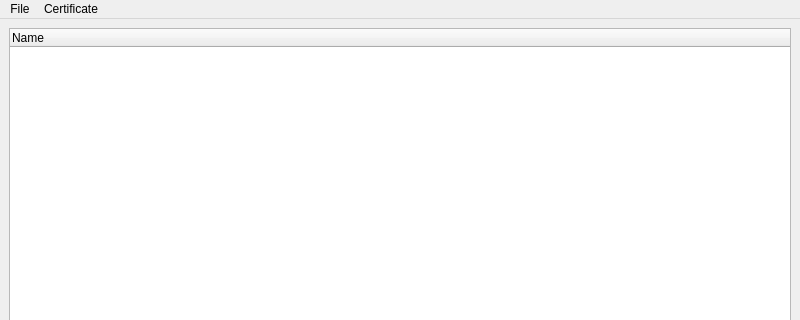
Old version of the form main_window.ui in the repository master-gekus/mgsca; both pictures show x 0 to 800 and y 0 to 320 of the 800 by 600 pixel window.
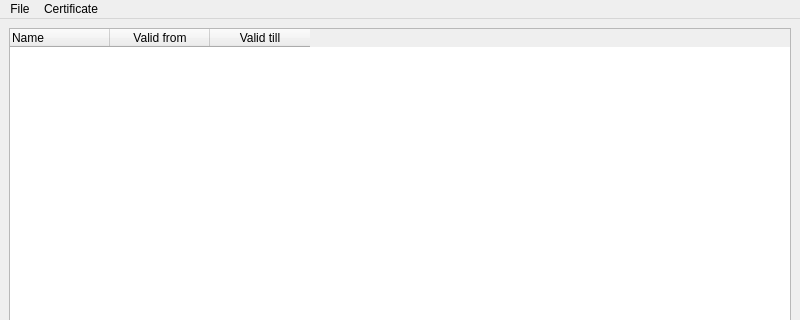
New version of the form.

Commit message: Implemented displaying validity range in main window

```diff
--- a/main_window.ui
+++ b/main_window.ui
@@ -23,6 +23,9 @@
       <property name="showDropIndicator" stdset="0">
        <bool>false</bool>
       </property>
+      <property name="alternatingRowColors">
+       <bool>true</bool>
+      </property>
       <property name="uniformRowHeights">
        <bool>true</bool>
       </property>
@@ -32,11 +35,30 @@
       <property name="expandsOnDoubleClick">
        <bool>false</bool>
       </property>
+      <attribute name="headerStretchLastSection">
+       <bool>false</bool>
+      </attribute>
       <column>
        <property name="text">
         <string>Name</string>
        </property>
       </column>
+      <column>
+       <property name="text">
+        <string>Valid from</string>
+       </property>
+       <property name="textAlignment">
+        <set>AlignCenter</set>
+       </property>
+      </column>
+      <column>
+       <property name="text">
+        <string>Valid till</string>
+       </property>
+       <property name="textAlignment">
+        <set>AlignCenter</set>
+       </property>
+      </column>
      </widget>
     </item>
    </layout>
```
The commit also changes 2 other files.
